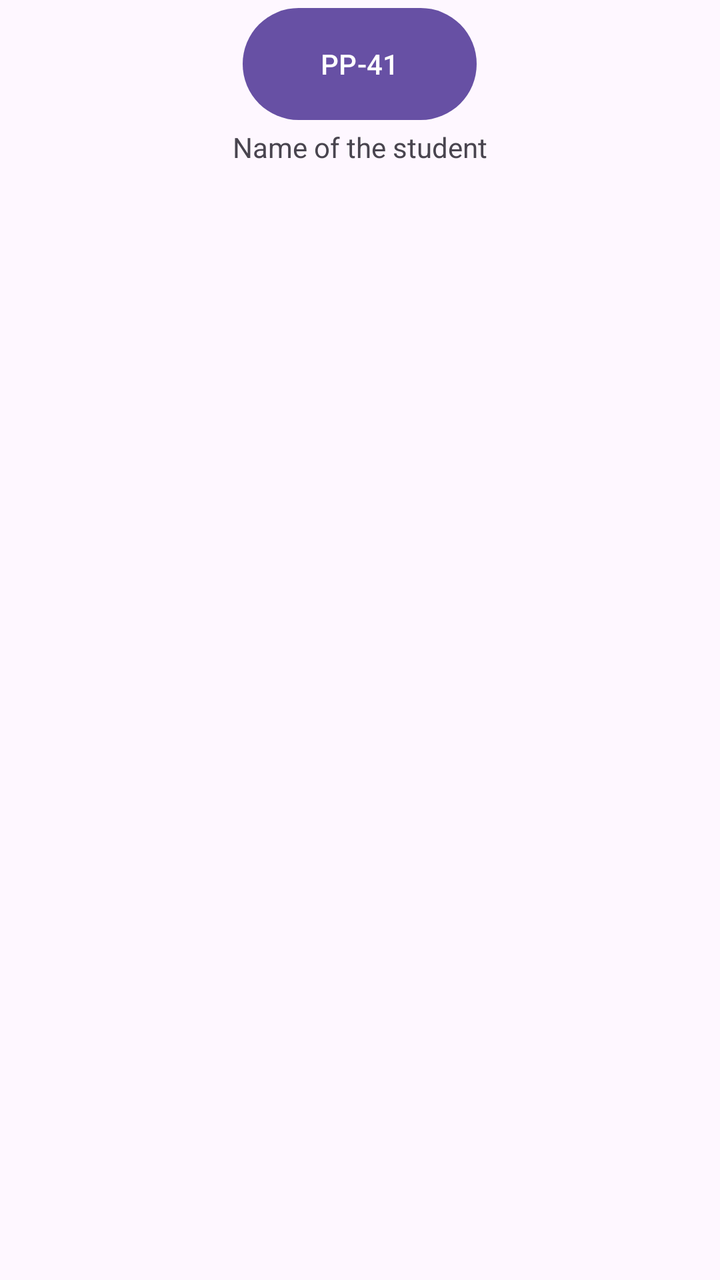
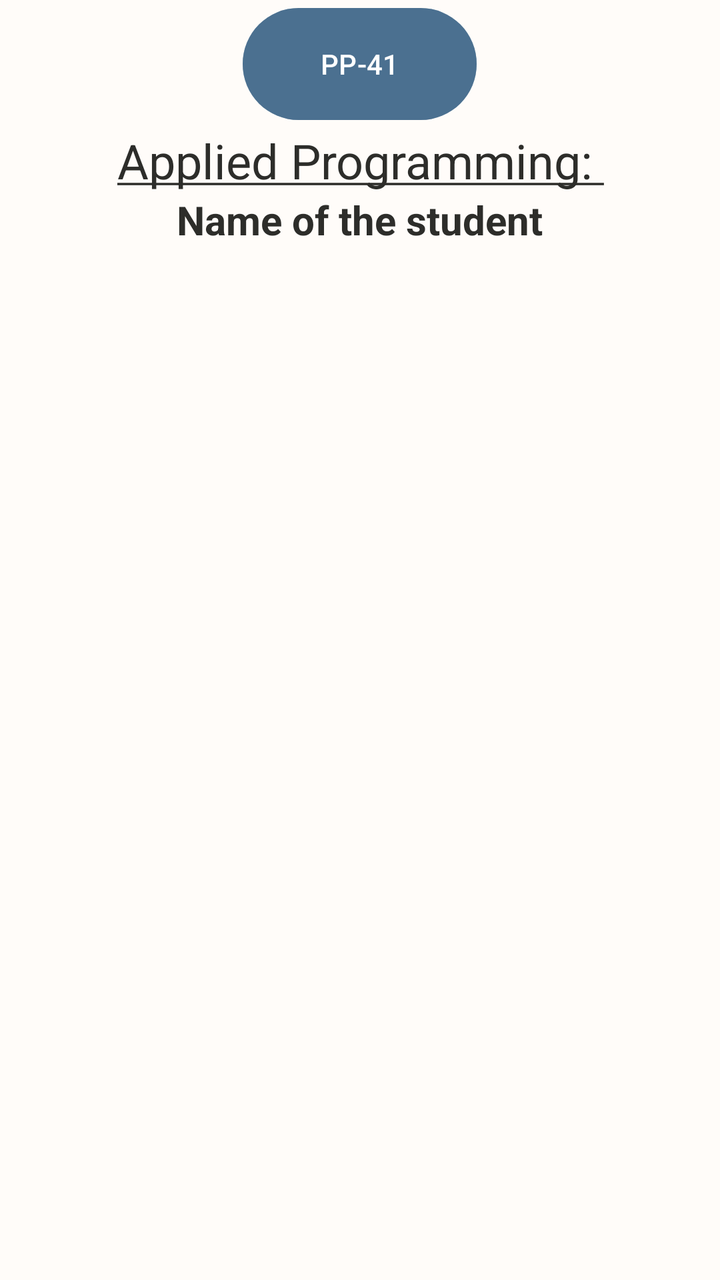

Compare the two renders of this Android layout. The source of the first and the diff that turns it into the second are given below.
<!-- AndroidManifest.xml: application theme Theme.AMOSP -->
<!-- res/layout/activity_main.xml -->
<?xml version="1.0" encoding="utf-8"?>
<LinearLayout xmlns:android="http://schemas.android.com/apk/res/android"
    xmlns:tools="http://schemas.android.com/tools"
    android:id="@+id/main"
    android:layout_width="match_parent"
    android:layout_height="match_parent"
    tools:context=".MainActivity"
    android:orientation="vertical"
    android:gravity="center_horizontal">

    <Button
        android:id="@+id/button_PP"
        android:layout_width="117dp"
        android:layout_height="64dp"
        android:text="PP-41"
        tools:layout_editor_absoluteX="147dp"
        tools:layout_editor_absoluteY="45dp" />

    <TextView
        android:id="@+id/textView_PIB"
        android:layout_width="wrap_content"
        android:layout_height="wrap_content"
        android:text="Name of the student"
        tools:layout_editor_absoluteX="141dp"
        tools:layout_editor_absoluteY="124dp" />
</LinearLayout>
<!-- resources referenced by this layout -->
<resources>
  <style name="Theme.AMOSP" parent="Base.Theme.AMOSP" />
  <style name="Base.Theme.AMOSP" parent="Theme.Material3.DayNight.NoActionBar">
          
          
      </style>
</resources>

<!-- the commit's change to res/layout/activity_main.xml (unified diff, before → after) -->
@@ -6,21 +6,36 @@
     android:layout_height="match_parent"
     tools:context=".MainActivity"
     android:orientation="vertical"
-    android:gravity="center_horizontal">
+    android:gravity="center_horizontal"
+    android:background="@color/screen_bkg_color">
 
     <Button
         android:id="@+id/button_PP"
         android:layout_width="117dp"
         android:layout_height="64dp"
-        android:text="PP-41"
+        android:text="@string/pp"
+        android:backgroundTint="@color/btn_bkg_color"
+        android:textColor="@color/white"
         tools:layout_editor_absoluteX="147dp"
         tools:layout_editor_absoluteY="45dp" />
+
+    <TextView
+        android:id="@+id/textViewPP"
+        android:layout_width="match_parent"
+        android:layout_height="wrap_content"
+        android:text="@string/group"
+        android:textColor="@color/text_color"
+        android:gravity="center"
+        android:textSize="24sp"/>
+
 
     <TextView
         android:id="@+id/textView_PIB"
         android:layout_width="wrap_content"
         android:layout_height="wrap_content"
-        android:text="Name of the student"
+        android:text="@string/student_Name"
+        android:textColor="@color/text_color"
+        android:textSize="20sp"
         tools:layout_editor_absoluteX="141dp"
         tools:layout_editor_absoluteY="124dp" />
 </LinearLayout>
<!-- resource entries referenced after the edit -->
@@ -1,5 +1,12 @@
 <!-- resources referenced by this layout -->
 <resources>
+  <color name="btn_bkg_color">#9526547c</color>
+  <color name="screen_bkg_color">#fffcf9</color>
+  <color name="text_color">#2d2d2a</color>
+  <color name="white">#FFFFFFFF</color>
+  <string name="group"><u>Applied Programming: </u></string>
+  <string name="pp">PP-41</string>
+  <string name="student_Name"><b>Name of the student</b></string>
   <style name="Theme.AMOSP" parent="Base.Theme.AMOSP" />
   <style name="Base.Theme.AMOSP" parent="Theme.Material3.DayNight.NoActionBar">
           
